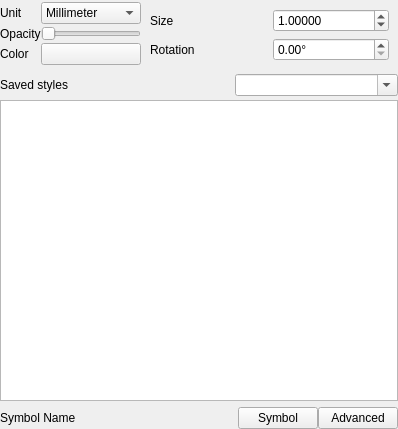
qgis/QGIS, file src/ui/symbollayer/widget_symbolslist.ui: the form before one commit.
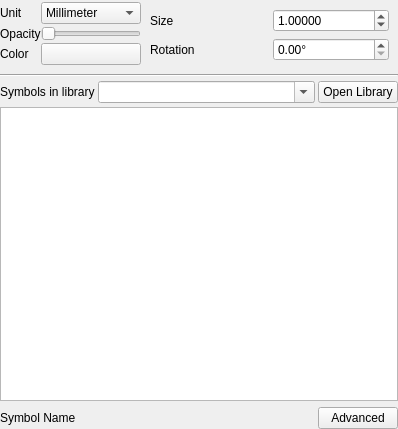
The form after the commit. The open tabs and pages were chosen to show the change. Custom widgets are drawn as their Qt base class.

Commit message:
Tweak UI for symbol builder and selector.
- Move blend options to below symbol builder
- Move Save symbol to under symbol stack
- Move open Symbol manager to next to group dropdown

```diff
--- a/src/ui/symbollayer/widget_symbolslist.ui
+++ b/src/ui/symbollayer/widget_symbolslist.ui
@@ -204,7 +204,7 @@
      </item>
     </layout>
    </item>
-   <item row="1" column="0">
+   <item row="2" column="0">
     <layout class="QHBoxLayout" name="horizontalLayout_3">
      <property name="spacing">
       <number>3</number>
@@ -212,23 +212,10 @@
      <item>
       <widget class="QLabel" name="label">
        <property name="text">
-        <string>Saved styles</string>
+        <string>Symbols in library</string>
        </property>
       </widget>
      </item>
-     <item>
-      <spacer name="horizontalSpacer_2">
-       <property name="orientation">
-        <enum>Qt::Horizontal</enum>
-       </property>
-       <property name="sizeHint" stdset="0">
-        <size>
-         <width>0</width>
-         <height>20</height>
-        </size>
-       </property>
-      </spacer>
-     </item>
      <item>
       <widget class="QComboBox" name="groupsCombo">
        <property name="sizePolicy">
@@ -248,9 +235,16 @@
        </property>
       </widget>
      </item>
+     <item>
+      <widget class="QPushButton" name="openStyleManagerButton">
+       <property name="text">
+        <string>Open Library</string>
+       </property>
+      </widget>
+     </item>
     </layout>
    </item>
-   <item row="2" column="0">
+   <item row="3" column="0">
     <widget class="QListView" name="viewSymbols">
      <property name="sizePolicy">
       <sizepolicy hsizetype="Expanding" vsizetype="Expanding">
@@ -287,7 +281,7 @@
      </property>
     </widget>
    </item>
-   <item row="3" column="0">
+   <item row="4" column="0">
     <layout class="QHBoxLayout" name="horizontalLayout_4">
      <property name="topMargin">
       <number>2</number>
@@ -312,13 +306,6 @@
        </property>
       </spacer>
      </item>
-     <item>
-      <widget class="QPushButton" name="btnStyle">
-       <property name="text">
-        <string>Symbol</string>
-       </property>
-      </widget>
-     </item>
      <item>
       <widget class="QPushButton" name="btnAdvanced">
        <property name="text">
@@ -328,6 +315,13 @@
      </item>
     </layout>
    </item>
+   <item row="1" column="0">
+    <widget class="Line" name="line">
+     <property name="orientation">
+      <enum>Qt::Horizontal</enum>
+     </property>
+    </widget>
+   </item>
   </layout>
  </widget>
  <customwidgets>
```
Left out of the diff: 2 changed lines with no effect on the pictures. The commit also changes 11 other files.
